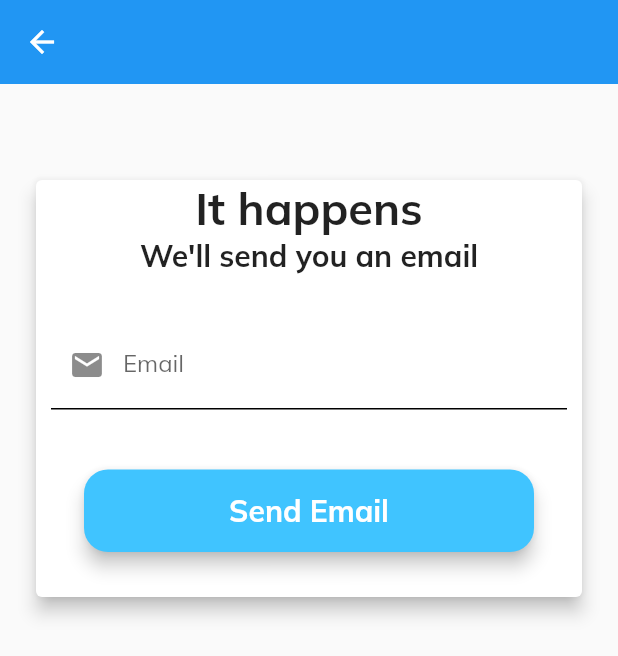
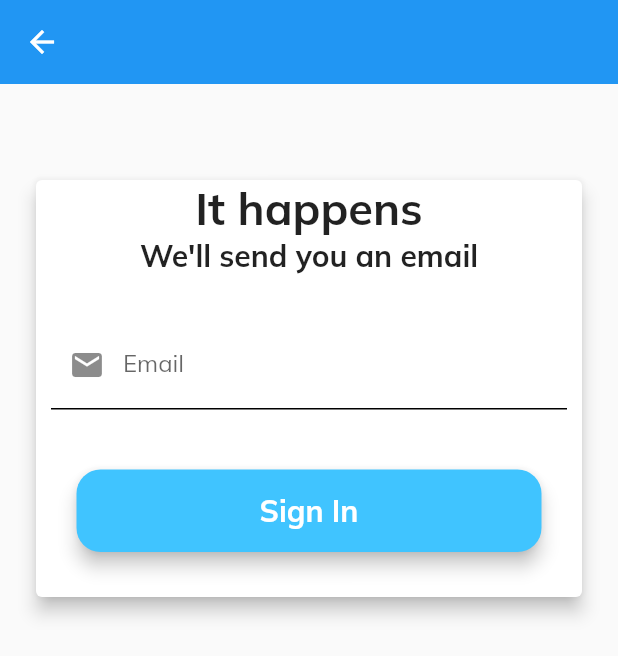
Before and after one commit to CarltonK/kweli-score, a Flutter app: the screen it shows after launch, after a tap on "Sign In", after a tap on "Forgot Password?", on a phone screen of 412 x 824 dp. Shown: the top 656 px of the screen. Run offline on Flutter 3.47's test engine with Material 2 defaults, Android fonts, the light colour scheme and no system bars; our stand-ins replace firebase_auth, firebase_core, flutter_spinkit, google_fonts; accounts and stored records are empty.

Commit message:
aesthetic changes

```diff
--- a/lib/main.dart
+++ b/lib/main.dart
@@ -5,7 +5,6 @@ import 'package:kweliscore/widgets/widgets.dart';
 import 'package:kweliscore/screens/screens.dart';
 import 'package:provider/provider.dart';
 import 'package:provider/single_child_widget.dart';
-
 import 'provider/providers.dart';
 
 void main() {
--- a/lib/screens/Authentication/forgotpassword_screen.dart
+++ b/lib/screens/Authentication/forgotpassword_screen.dart
@@ -1,5 +1,6 @@
 import 'package:flutter/material.dart';
 import 'package:kweliscore/utilities/utilities.dart';
+import 'package:kweliscore/widgets/widgets.dart';
 
 class ForgotPassword extends StatelessWidget {
   @override
@@ -8,17 +9,14 @@ class ForgotPassword extends StatelessWidget {
       appBar: AppBar(
         elevation: 0,
         leading: IconButton(
-            icon: Icon(Icons.arrow_back),
-            onPressed: () => {Navigator.of(context).pop()}),
+          icon: Icon(Icons.arrow_back),
+          onPressed: () => Navigator.of(context).pop(),
+        ),
       ),
       body: Container(
         height: MediaQuery.of(context).size.height,
         width: MediaQuery.of(context).size.width,
-        padding: EdgeInsets.only(
-          top: 60,
-          left: 20,
-          right: 20,
-        ),
+        padding: const EdgeInsets.only(top: 60, left: 20, right: 20),
         child: Column(
           children: [
             Card(
@@ -26,17 +24,12 @@ class ForgotPassword extends StatelessWidget {
               color: Colors.white,
               child: Column(
                 children: [
-                  Text(
-                    'It happens',
-                    style: Constants.boldHeadlineStyle,
-                  ),
+                  Text('It happens', style: Constants.boldHeadlineStyle),
                   Text(
                     "We'll send you an email",
                     style: Constants.boldSubheadlineStyle,
                   ),
-                  const SizedBox(
-                    height: 20,
-                  ),
+                  const SizedBox(height: 20),
                   Padding(
                     padding: const EdgeInsets.all(10),
                     child: TextFormField(
@@ -52,26 +45,9 @@ class ForgotPassword extends StatelessWidget {
                       ),
                     ),
                   ),
-                  const SizedBox(
-                    height: 30,
-                  ),
-                  MaterialButton(
-                    minWidth: 300,
-                    elevation: 5,
-                    height: 55,
-                    shape: RoundedRectangleBorder(
-                      borderRadius: BorderRadius.circular(16),
-                    ),
-                    color: Colors.lightBlueAccent,
-                    child: Text(
-                      'Send Email',
-                      style: Constants.whiteBoldSubheadlineStyle,
-                    ),
-                    onPressed: () => {},
-                  ),
-                  const SizedBox(
-                    height: 30,
-                  )
+                  const SizedBox(height: 30),
+                  ActionButton(onPressed: () => {}),
+                  const SizedBox(height: 30),
                 ],
               ),
             )
--- a/lib/screens/Authentication/login_screen.dart
+++ b/lib/screens/Authentication/login_screen.dart
@@ -5,6 +5,7 @@ import 'package:kweliscore/models/models.dart';
 import 'package:kweliscore/provider/providers.dart';
 import 'package:kweliscore/screens/screens.dart';
 import 'package:kweliscore/utilities/utilities.dart';
+import 'package:kweliscore/widgets/widgets.dart';
 import 'package:provider/provider.dart';
 
 final GlobalKey<ScaffoldState> _scaffoldKey = GlobalKey<ScaffoldState>();
@@ -19,6 +20,8 @@ class Login extends StatelessWidget {
   static String phoneNumber;
   static String password;
   static String password2;
+
+  static dynamic result;
 
   static Validator _validator = Validator.empty();
   static Dialogs _dialogs = Dialogs.empty();
@@ -94,8 +97,6 @@ class Login extends StatelessWidget {
   //   );
   // }
 
-  static dynamic result;
-
   Future<bool> serverCall(UserModel user, BuildContext context) async {
     result = await Provider.of<AuthProvider>(
       context,
@@ -155,27 +156,13 @@ class Login extends StatelessWidget {
                       const SizedBox(height: 20),
                       _passwordTF(),
                       const SizedBox(height: 40),
-                      MaterialButton(
-                        minWidth: 310,
-                        elevation: 5,
-                        height: 55,
-                        shape: RoundedRectangleBorder(
-                          borderRadius: BorderRadius.circular(16),
-                        ),
-                        color: Colors.lightBlueAccent,
-                        child: Text(
-                          'Sign In',
-                          style: Constants.whiteBoldSubheadlineStyle,
-                        ),
+                      ActionButton(
                         onPressed: () => _loginBtnPressed(context),
                       ),
-                      const SizedBox(
-                        height: 30,
-                      ),
+                      const SizedBox(height: 30),
                     ],
                   ),
                 ),
-
                 const SizedBox(height: 10),
                 FlatButton(
                   onPressed: () => {
--- /dev/null
+++ b/lib/widgets/action_button.dart
@@ -0,0 +1,21 @@
+import 'package:flutter/material.dart';
+import 'package:kweliscore/utilities/utilities.dart';
+
+class ActionButton extends StatelessWidget {
+  final Function onPressed;
+
+  ActionButton({Key key, @required this.onPressed}) : super(key: key);
+
+  @override
+  Widget build(BuildContext context) {
+    return MaterialButton(
+      minWidth: 310,
+      elevation: 5,
+      height: 55,
+      shape: RoundedRectangleBorder(borderRadius: BorderRadius.circular(16)),
+      color: Colors.lightBlueAccent,
+      child: Text('Sign In', style: Constants.whiteBoldSubheadlineStyle),
+      onPressed: onPressed,
+    );
+  }
+}
--- a/lib/widgets/widgets.dart
+++ b/lib/widgets/widgets.dart
@@ -2,3 +2,4 @@ export 'custom_fab.dart';
 export 'indicator.dart';
 export 'social_sign_in_button.dart';
 export 'info_dialog.dart';
+export 'action_button.dart';
```
Also changed, not shown: lib/screens/Authentication/signup_screen.dart (+4 -15 lines), lib/utilities/dialogs.dart (+9 -19 lines), lib/widgets/info_dialog.dart (+7 -14 lines), pubspec.lock.
